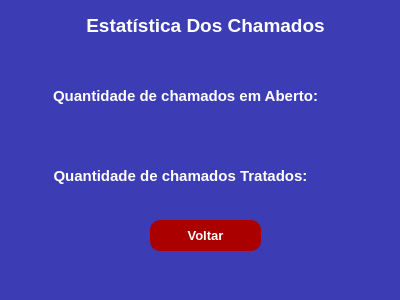
Above: pages/stats_chamados.ui from luizcarlosjj/chamadosSys before the change. Below: the same form after it.
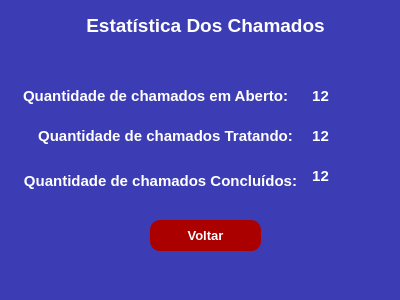
That is the form after the change.

Diff of the .ui file:
```diff
--- a/pages/stats_chamados.ui
+++ b/pages/stats_chamados.ui
@@ -69,10 +69,10 @@
    <widget class="QLabel" name="label_2">
     <property name="geometry">
      <rect>
-      <x>50</x>
-      <y>70</y>
+      <x>20</x>
+      <y>80</y>
       <width>271</width>
-      <height>51</height>
+      <height>31</height>
      </rect>
     </property>
     <property name="font">
@@ -92,10 +92,10 @@
    <widget class="QLabel" name="label_3">
     <property name="geometry">
      <rect>
-      <x>40</x>
-      <y>150</y>
-      <width>281</width>
-      <height>51</height>
+      <x>30</x>
+      <y>120</y>
+      <width>271</width>
+      <height>31</height>
      </rect>
     </property>
     <property name="font">
@@ -106,7 +106,7 @@
      </font>
     </property>
     <property name="text">
-     <string>Quantidade de chamados Tratados:</string>
+     <string>Quantidade de chamados Tratando:</string>
     </property>
     <property name="alignment">
      <set>Qt::AlignCenter</set>
@@ -115,7 +115,7 @@
    <widget class="QLabel" name="label_4">
     <property name="geometry">
      <rect>
-      <x>330</x>
+      <x>300</x>
       <y>80</y>
       <width>41</width>
       <height>31</height>
@@ -129,7 +129,7 @@
      </font>
     </property>
     <property name="text">
-     <string/>
+     <string>12</string>
     </property>
     <property name="alignment">
      <set>Qt::AlignCenter</set>
@@ -138,7 +138,53 @@
    <widget class="QLabel" name="label_5">
     <property name="geometry">
      <rect>
-      <x>330</x>
+      <x>300</x>
+      <y>120</y>
+      <width>41</width>
+      <height>31</height>
+     </rect>
+    </property>
+    <property name="font">
+     <font>
+      <pointsize>11</pointsize>
+      <weight>75</weight>
+      <bold>true</bold>
+     </font>
+    </property>
+    <property name="text">
+     <string>12</string>
+    </property>
+    <property name="alignment">
+     <set>Qt::AlignCenter</set>
+    </property>
+   </widget>
+   <widget class="QLabel" name="label_6">
+    <property name="geometry">
+     <rect>
+      <x>20</x>
+      <y>170</y>
+      <width>281</width>
+      <height>21</height>
+     </rect>
+    </property>
+    <property name="font">
+     <font>
+      <pointsize>11</pointsize>
+      <weight>75</weight>
+      <bold>true</bold>
+     </font>
+    </property>
+    <property name="text">
+     <string>Quantidade de chamados Concluídos:</string>
+    </property>
+    <property name="alignment">
+     <set>Qt::AlignCenter</set>
+    </property>
+   </widget>
+   <widget class="QLabel" name="label_7">
+    <property name="geometry">
+     <rect>
+      <x>300</x>
       <y>160</y>
       <width>41</width>
       <height>31</height>
@@ -152,7 +198,7 @@
      </font>
     </property>
     <property name="text">
-     <string/>
+     <string>12</string>
     </property>
     <property name="alignment">
      <set>Qt::AlignCenter</set>
```
